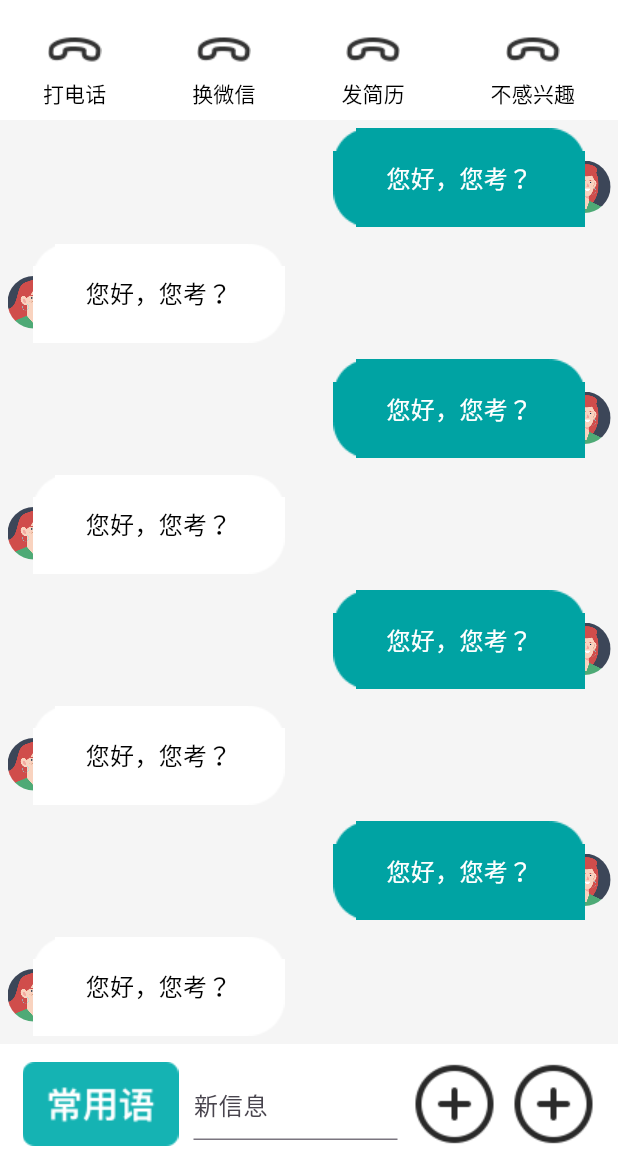
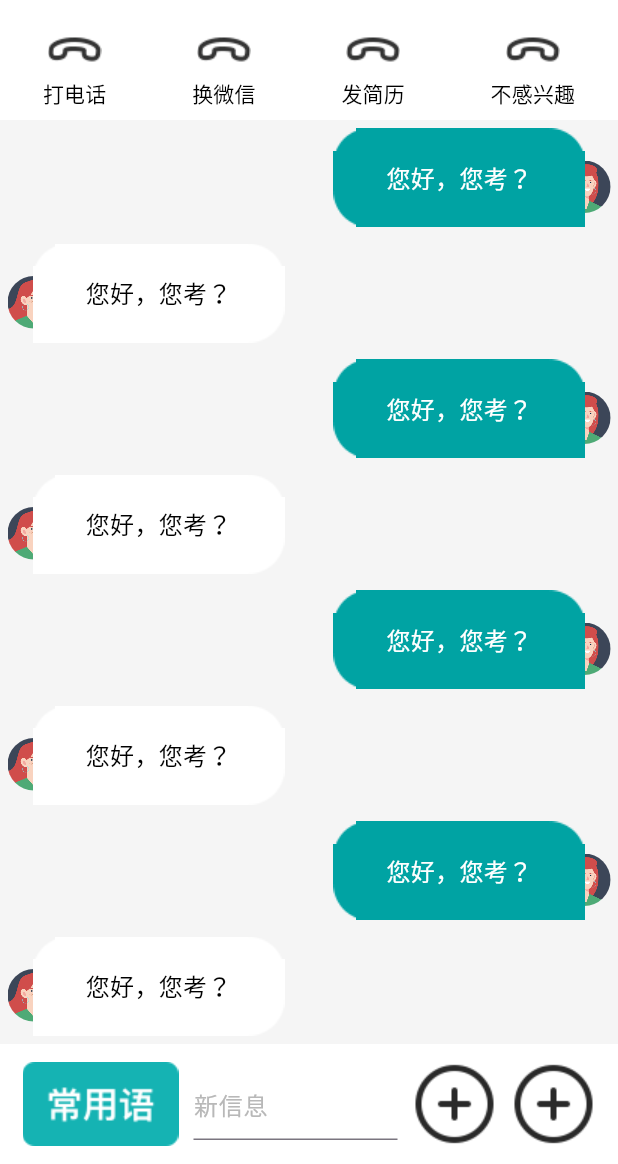
Before and after one commit to seaweed-code/BossZP_Flutter, a Flutter app: the ChatDetailWidget screen opened directly, on a phone screen of 412 x 824 dp, the part 72-1236 px from its top. Run offline on Flutter 3.47's test engine with Material 3 defaults, Android fonts, the phone set to English and light mode, and no system bars; our stand-ins replace cached_network_image, google_maps_flutter.

Commit message:
Update chat_detail_widget.dart

```diff
--- a/lib/ui/chat/chat_detail_widget.dart
+++ b/lib/ui/chat/chat_detail_widget.dart
@@ -95,7 +95,9 @@ class ChatDetailWidget extends StatelessWidget {
                 SizedBox(width: 10),
                 Expanded(
                     child: TextField(
-                  decoration: InputDecoration(hintText: "新信息"),
+                  decoration: InputDecoration(
+                      hintText: "新信息",
+                      hintStyle: TextStyle(color: appear.timeColor)),
                 )),
                 SizedBox(width: 10),
                 Assets.images.chatBottomMoreDefaultIconIphone.image(),
```
